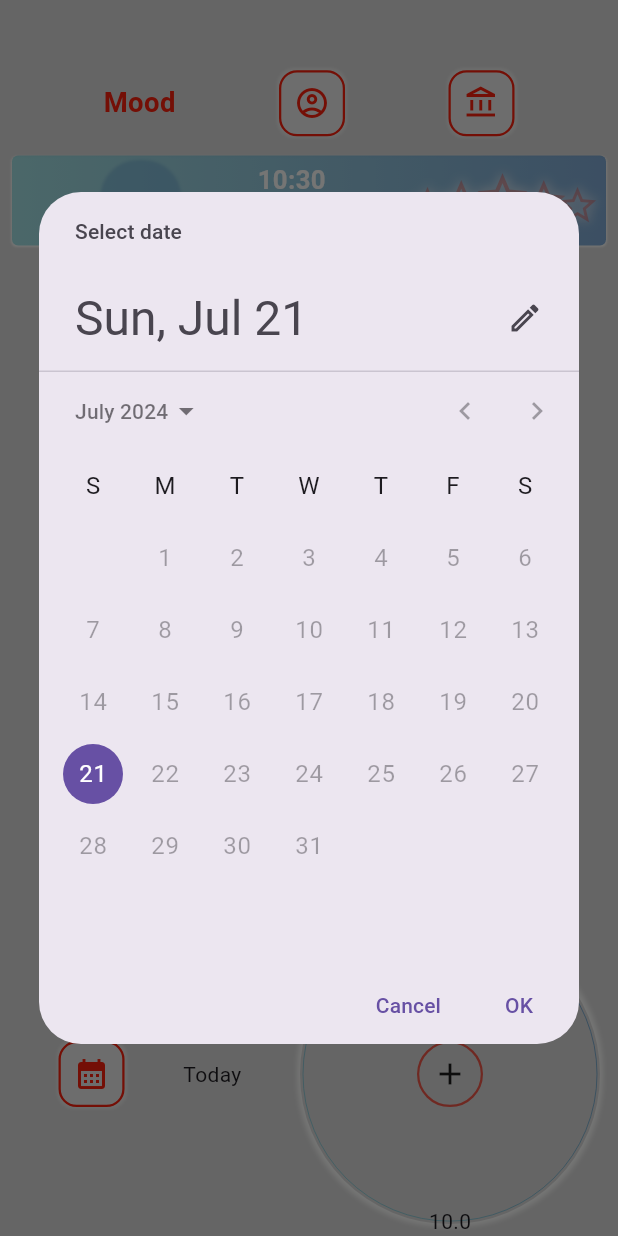
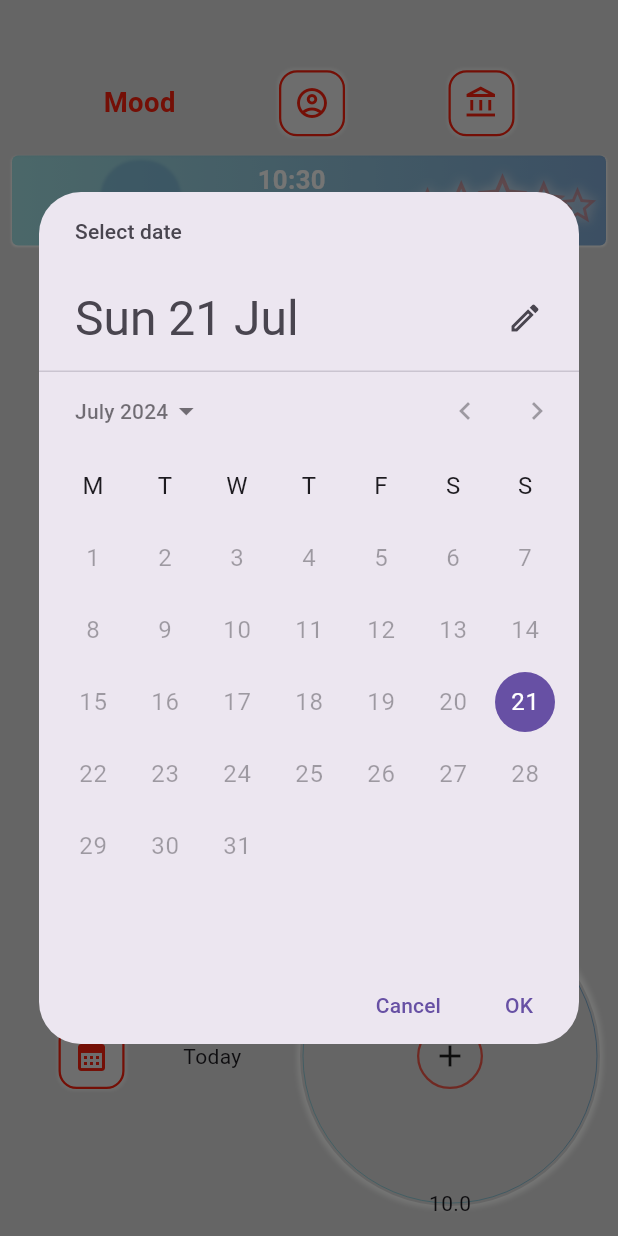
Before and after one commit to denissavishchev/mood, a Flutter app: the AddMoodScreen screen opened directly, after a tap on "is good", after a tap on "Add", after a tap on the "calendar month" icon, on a phone screen of 412 x 824 dp. Run offline on Flutter 3.47's test engine with Material 3 defaults, Android fonts, the phone set to English and light mode, and no system bars; drawn by our look-alikes of fl_chart; our stand-ins replace easy_localization, flutter_rating_bar, flutter_screenutil, image_picker, sqflite; missing offline and left inert: country_flags; accounts and stored records are empty.

Commit message:
sql and history fix

```diff
--- a/lib/models/database_helper.dart
+++ b/lib/models/database_helper.dart
@@ -3,8 +3,6 @@ import 'package:sqflite/sqflite.dart';
 import 'package:path/path.dart';
 
 class MoodDatabaseHelper {
-
-  List<Map<String, dynamic>> dates = [];
 
   static Future<Database> _openDatabase() async{
     Database database = await openDatabase(
@@ -51,6 +49,26 @@ class MoodDatabaseHelper {
     });
   }
 
+  static Future<List<MoodModel>> getSingleData(String day) async{
+    final db = await _openDatabase();
+    List<Map<String, dynamic>> moods = await db.rawQuery(
+        'SELECT * FROM moods WHERE time LIKE "%$day%"'
+    );
+    return List.generate(moods.length, (i){
+      return MoodModel(
+          id: moods[i]['id'],
+          mood: moods[i]['mood'],
+          action: moods[i]['action'],
+          person: moods[i]['person'],
+          place: moods[i]['place'],
+          rating: moods[i]['rating'],
+          description: moods[i]['description'],
+          photo: moods[i]['photo'],
+          time: DateTime.parse(moods[i]['time'])
+      );
+    });
+  }
+
   static Future<int> deleteMood(int id) async{
     final db = await _openDatabase();
     return await db.delete('moods', where: 'id = ?', whereArgs: [id]);
--- a/lib/providers/mood_provider.dart
+++ b/lib/providers/mood_provider.dart
@@ -1,5 +1,6 @@
 import 'dart:convert';
 import 'dart:io';
+import 'package:easy_localization/easy_localization.dart';
 import 'package:flutter/material.dart';
 import 'package:mood/models/mood_model.dart';
 import 'package:mood/screens/mood_screen.dart';
@@ -24,14 +25,26 @@ class MoodProvider with ChangeNotifier {
   List<MoodModel> dates = [];
   DateTime? selectedDate = DateTime.now();
 
+  bool isToday(String first, String second){
+    if(DateFormat('y-MM-d').format(DateTime.parse(first)) ==
+        DateFormat('y-MM-d').format(DateTime.parse(second))){
+      return true;
+    }
+    return false;
+  }
+
   Future showHistory(context) async{
     final DateTime? picked = await showDatePicker(
       context: context,
+      locale: const Locale('en', 'GB'),
       initialDate: selectedDate,
       firstDate: DateTime(dates.first.time.year, dates.first.time.month, dates.first.time.day),
       lastDate: DateTime(dates.last.time.year, dates.last.time.month, dates.last.time.day),
     );
     selectedDate = picked;
+    if(picked == null){
+      selectedDate = DateTime.now();
+    }
     notifyListeners();
   }
 
--- a/lib/screens/mood_screen.dart
+++ b/lib/screens/mood_screen.dart
@@ -37,10 +37,9 @@ class MoodScreen extends StatelessWidget {
                   ),
                 ),
                 Column(
-                  mainAxisAlignment: MainAxisAlignment.center,
                   children: [
                     const MoodsListWidget(color: kOrange,),
-                    const SizedBox(height: 24,),
+                    const SizedBox(height: 12,),
                     Row(
                       mainAxisAlignment: MainAxisAlignment.spaceBetween,
                       children: [
@@ -60,7 +59,9 @@ class MoodScreen extends StatelessWidget {
                                 return const Center(child: CircularProgressIndicator());
                               }
                               final moods = snapshot.data!;
-                              return GestureDetector(
+                              return AbsorbPointer(
+                                absorbing: !data.isToday(data.selectedDate.toString(), DateTime.now().toString()),
+                                child: GestureDetector(
                                   onTap: () => Navigator.pushReplacement(context,
                                       MaterialPageRoute(builder: (context) =>
                                       const AddMoodScreen())),
@@ -86,8 +87,7 @@ class MoodScreen extends StatelessWidget {
                                           PieChartData(
                                             startDegreeOffset: -90,
                                             sections: List.generate(moods.length, ((i){
-                                            if(DateFormat('y-MM-d').format(moods[i].time) ==
-                                                DateFormat('y-MM-d').format(DateTime.parse(data.selectedDate.toString()))){
+                                              if(data.isToday(moods[i].time.toString(), data.selectedDate.toString())){
                                                 for(final m in moods){
                                                   data.barRatings.addAll({m.mood : double.parse(m.rating)});
                                                 }
@@ -124,9 +124,13 @@ class MoodScreen extends StatelessWidget {
                                             borderRadius: const BorderRadius.all(Radius.circular(25),),
                                             border: Border.all(color: kOrange.withOpacity(0.7), width: 1.5),
                                           ),
-                                        child: const Center(child: Icon(Icons.add)),
+                                          child: Center(
+                                              child: Icon(
+                                                  data.isToday(data.selectedDate.toString(), DateTime.now().toString())
+                                                      ? Icons.add : Icons.cancel)),
                                         )
                                       ],
+                                    ),
                                   ),
                                 ),
                               );
@@ -137,6 +141,7 @@ class MoodScreen extends StatelessWidget {
                     )
                   ],
                 ),
+                const SizedBox(height: 10,),
               ],
             ),
           );
--- a/lib/widgets/mood_list_widget.dart
+++ b/lib/widgets/mood_list_widget.dart
@@ -29,22 +29,30 @@ class MoodsListWidget extends StatelessWidget {
               borderRadius: BorderRadius.all(Radius.circular(4))
             ),
             child: FutureBuilder(
-              future: MoodDatabaseHelper.getData(),
+              future: Future.wait([
+                MoodDatabaseHelper.getData(),
+                MoodDatabaseHelper.getSingleData(DateFormat('y-MM-d').format(
+                    DateTime.parse(data.selectedDate.toString())))]),
               builder: (context, snapshot){
                 if(snapshot.connectionState == ConnectionState.waiting){
                   return const Center(child: CircularProgressIndicator());
+                }else if(snapshot.data![1].isEmpty){
+                  if(!data.isToday(data.selectedDate.toString(), DateTime.now().toString())){
+                    return const Center(child: Text('No data in this day'));
+                  }else{
+                    return const Center(child: Text('Today is a good day to start'));
+                  }
+
                 }
                 return ListView.builder(
-                    itemCount: snapshot.data?.length,
+                    itemCount: snapshot.data?[1].length,
                     padding: const EdgeInsets.symmetric(vertical: 4),
                     itemBuilder: (context, index){
                       if(snapshot.data == null){
                         return const Text('No data');
                       }
-                      List<MoodModel> moods = snapshot.data!;
-                      data.dates = snapshot.data!;
-                      if(DateFormat('y-MM-d').format(moods[index].time) ==
-                          DateFormat('y-MM-d').format(DateTime.parse(data.selectedDate.toString()))){
+                      List<MoodModel> moods = snapshot.data![1];
+                      data.dates = snapshot.data![0];
                       return GestureDetector(
                         onTap: () => data.showDescription(context, moods, index),
                         onLongPress: () => data.deleteMood(
@@ -114,10 +122,6 @@ class MoodsListWidget extends StatelessWidget {
                           ),
                         ),
                       );
-                      }else{
-                        return const SizedBox.shrink();
-                      }
-
                     }
                 );
               },
```
Lines whose indentation alone changed are shown as unchanged.
